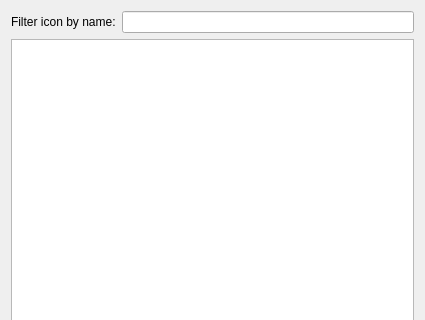
Before: the Qt Designer form library/tulip-gui/designer/TulipFontIconDialog.ui in Tulip-Dev/tulip, drawn with Qt 5; both pictures show x 0 to 425 and y 0 to 320 of the 425 by 500 pixel window.
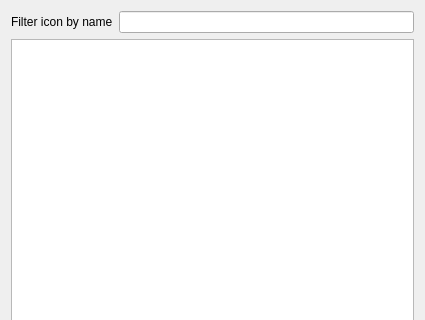
After: the same form once the commit is applied.

What changed in the file:
```diff
--- a/library/tulip-gui/designer/TulipFontIconDialog.ui
+++ b/library/tulip-gui/designer/TulipFontIconDialog.ui
@@ -34,7 +34,7 @@
      <item>
       <widget class="QLabel" name="label">
        <property name="text">
-        <string>Filter icon by name:</string>
+        <string>Filter icon by name</string>
        </property>
       </widget>
      </item>
```
